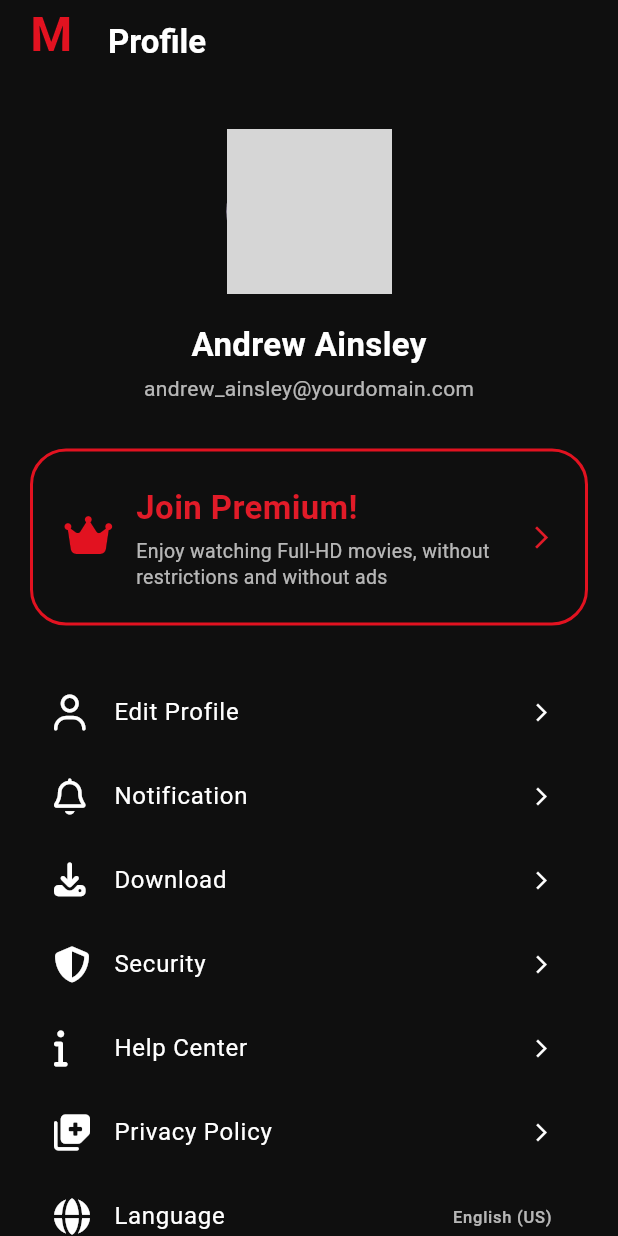
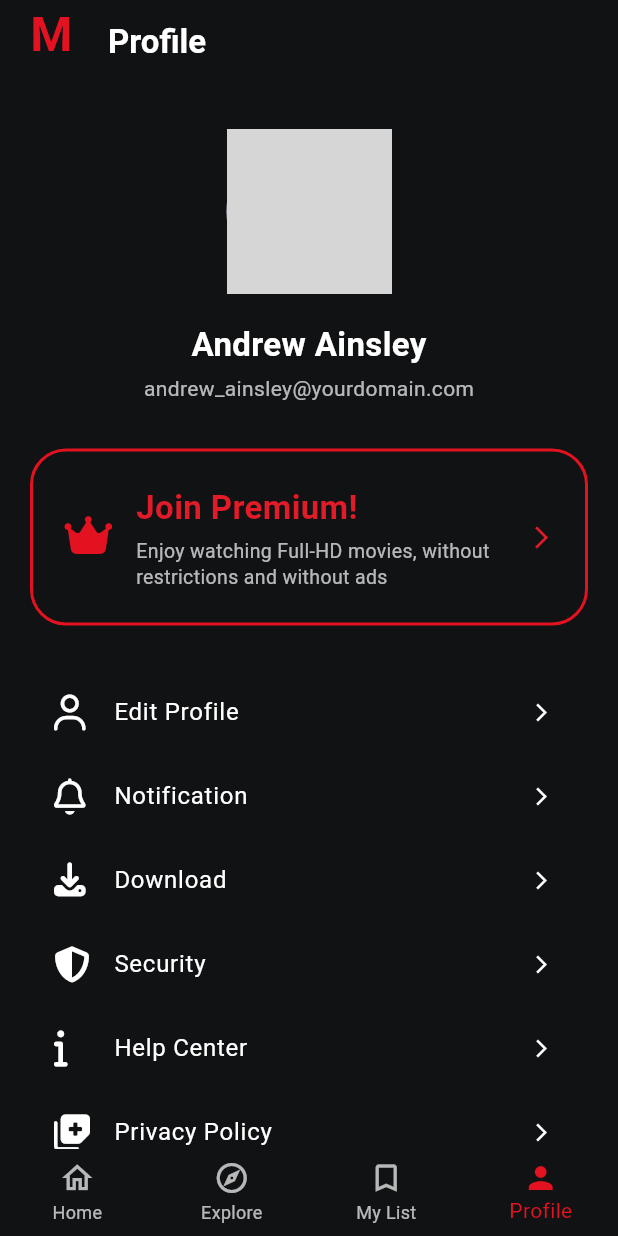
Before and after one commit to rraiisaa/mova, a Flutter app: the ProfileScreen screen opened by its route, on a phone screen of 412 x 824 dp. Run offline on Flutter 3.47's test engine with Material 3 defaults, Android fonts, the phone set to English and light mode, and no system bars; our stand-ins replace flutter_dotenv, font_awesome_flutter, get, lottie; network calls fail; grey boxes are pictures that could not be loaded.

Commit message:
connect your profile to other screens

```diff
--- a/lib/routes/app_pages.dart
+++ b/lib/routes/app_pages.dart
@@ -14,7 +14,7 @@
   // AppPages._();
 
   // INITIAL = screen pertama yang muncul saat apliaksi dibuka
-  static const INITIAL = Routes.PROFILE;
+  static const INITIAL = Routes.SPLASH;
 
    static final routes  = [
     GetPage(
--- a/lib/screens/explore/explore_screen.dart
+++ b/lib/screens/explore/explore_screen.dart
@@ -80,7 +80,7 @@
           } else if (i == 2) {
             Navigator.pushReplacementNamed(context, '/saved');
           } else if (i == 3) {
-            Navigator.pushReplacementNamed(context, '/profile');
+            Navigator.pushReplacementNamed(context, Routes.PROFILE);
           }
         },
       ),
--- a/lib/screens/home/home_screen.dart
+++ b/lib/screens/home/home_screen.dart
@@ -49,7 +49,7 @@
           } else if (i == 2) {
             Navigator.pushReplacementNamed(context, '/saved');
           } else if (i == 3) {
-            Navigator.pushReplacementNamed(context, '/profile');
+            Navigator.pushReplacementNamed(context, Routes.PROFILE);
           }
         },
       ),
--- a/lib/screens/profile/profile_screen.dart
+++ b/lib/screens/profile/profile_screen.dart
@@ -1,7 +1,12 @@
 import 'package:flutter/material.dart';
 import 'package:font_awesome_flutter/font_awesome_flutter.dart';
+import 'package:get/get.dart';
+import 'package:get/utils.dart';
 import 'package:mova_app/premium/premium_screen.dart';
+import 'package:mova_app/routes/app_pages.dart';
 import 'package:mova_app/screens/profile/widgets/settings_switch_tile.dart';
+import 'package:mova_app/screens/widgets/bottom_navbar.dart';
+import 'package:mova_app/utils/app_color.dart';
 import 'widgets/premium_card.dart';
 import 'widgets/settings_tile.dart';
 
@@ -10,9 +15,12 @@
 
   @override
   State<ProfileScreen> createState() => _ProfileScreenState();
+
 }
 
 class _ProfileScreenState extends State<ProfileScreen> {
+  int _selectedIndex = 3;
+
   bool darkMode = true;
   void _showLogoutSheet(BuildContext context) {
   showModalBottomSheet(
@@ -21,13 +29,14 @@
     backgroundColor: Colors.transparent,
     builder: (_) {
       return DraggableScrollableSheet(
+
         initialChildSize: 0.32,
         minChildSize: 0.28,
         maxChildSize: 0.50,
         builder: (context, controller) {
           return Container(
             decoration: const BoxDecoration(
-              color: Color(0xFF191A1F),
+              color: AppColors.kPrimary,
               borderRadius: BorderRadius.vertical(top: Radius.circular(26)),
             ),
             padding: const EdgeInsets.symmetric(horizontal: 22, vertical: 18),
@@ -40,7 +49,7 @@
                     height: 5,
                     width: 45,
                     decoration: BoxDecoration(
-                      color: Colors.white.withOpacity(0.15),
+                      color: AppColors.kTextColor.withValues(alpha: 0.15),
                       borderRadius: BorderRadius.circular(10),
                     ),
                   ),
@@ -50,7 +59,7 @@
                 const Text(
                   'Logout',
                   style: TextStyle(
-                    color: Colors.white,
+                    color: AppColors.kTextColor,
                     fontSize: 20,
                     fontWeight: FontWeight.w700,
                   ),
@@ -59,7 +68,7 @@
                 const SizedBox(height: 14),
 
                 const Text(
-                  'Are you sure you want to logout?',
+                  'Are you sure want to logout?',
                   textAlign: TextAlign.center,
                   style: TextStyle(
                     color: Colors.white70,
@@ -73,7 +82,7 @@
                 // --- Buttons ---
                 Row(
                   children: [
-                    // CANCEL BUTTON
+                    // cancel button
                     Expanded(
                       child: GestureDetector(
                         onTap: () => Navigator.pop(context),
@@ -87,7 +96,7 @@
                             child: Text(
                               "Cancel",
                               style: TextStyle(
-                                color: Colors.white,
+                                color: AppColors.kTextColor,
                                 fontSize: 15,
                                 fontWeight: FontWeight.w600,
                               ),
@@ -108,14 +117,14 @@
                         child: Container(
                           padding: const EdgeInsets.symmetric(vertical: 14),
                           decoration: BoxDecoration(
-                            color: Color(0xFFE21220),
+                            color: AppColors.kSecondary,
                             borderRadius: BorderRadius.circular(14),
                           ),
                           child: const Center(
                             child: Text(
-                              "Yes, Logout",
+                              "Yes, Logout.",
                               style: TextStyle(
-                                color: Colors.white,
+                                color: AppColors.kTextColor,
                                 fontSize: 15,
                                 fontWeight: FontWeight.w700,
                               ),
@@ -138,20 +147,34 @@
 
   @override
   Widget build(BuildContext context) {
-    const bg = Color(0xFF0F0F0F);
-    const netflixRed = Color(0xFFE21220);
 
     return Scaffold(
-      backgroundColor: bg,
+      bottomNavigationBar: MovaBottomNav(
+        currentIndex: _selectedIndex,
+        onTap: (i) {
+          setState(() => _selectedIndex = i);
+          // tambahkan navigasi
+          if (i == 0) {
+            Navigator.pushReplacementNamed(context, Routes.HOME);
+          } else if (i == 1) {
+            Navigator.pushReplacementNamed(context, Routes.EXPLORE);
+          } else if (i == 2) {
+            Navigator.pushReplacementNamed(context, '/saved');
+          } else if (i == 3) {
+            // tetap di profile
+          }
+        },
+      ),
+      backgroundColor: AppColors.kPrimary,
       appBar: AppBar(
-        backgroundColor: bg,
+        backgroundColor: AppColors.kPrimary,
         elevation: 0,
         leading: Padding(
           padding: const EdgeInsets.only(left: 20, ),
           child: Text(
             "M",
             style: const TextStyle(
-              color: netflixRed,
+              color: AppColors.kSecondary,
               fontSize: 32,
               fontWeight: FontWeight.bold,
             ),
@@ -162,7 +185,7 @@
           style: TextStyle(
             fontSize: 22,
             fontWeight: FontWeight.bold,
-            color: Colors.white,
+            color: AppColors.kTextColor,
           ),
         ),
       ),
@@ -187,10 +210,10 @@
                     height: 28,
                     width: 28,
                     decoration: const BoxDecoration(
-                      color: netflixRed,
+                      color: AppColors.kSecondary,
                       shape: BoxShape.circle,
                     ),
-                    child: const Icon(Icons.edit, color: Colors.white, size: 16),
+                    child: const Icon(Icons.edit, color: AppColors.kTextColor, size: 16),
                   ),
                 ),
               ],
@@ -201,7 +224,7 @@
             const Text(
               "Andrew Ainsley",
               style: TextStyle(
-                color: Colors.white,
+                color: AppColors.kTextColor,
                 fontSize: 22,
                 fontWeight: FontWeight.w600,
               ),
@@ -219,10 +242,9 @@
 
             // Premium Card
             PremiumCard(
-              onTap: () => Navigator.push(
-                context,
-                MaterialPageRoute(builder: (_) => const PremiumScreen()),
-              ),
+              onTap: () {
+                Get.offAllNamed(Routes.PREMIUM); // GANTI route sesuai kebutuhan
+              },
             ),
 
             const SizedBox(height: 30),
```
